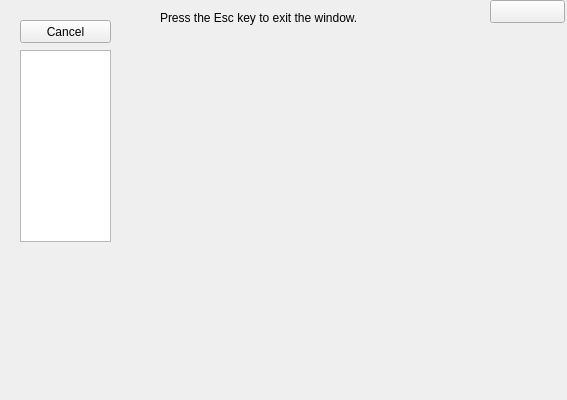
First picture: the form in example/MainWindowExample/ApplicationWidget.ui, repository czyt1988/SARibbon, before the edit.
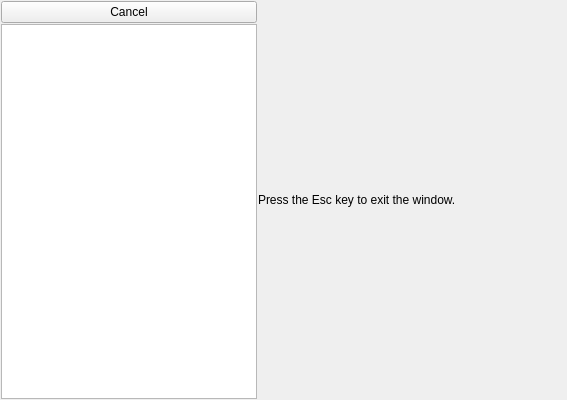
Second picture: the form after the edit. Icons and pictures are not drawn.

Commit message: MainWindow例子中添加ApplicationWidget例子

The edit to the form file:
```diff
--- a/example/MainWindowExample/ApplicationWidget.ui
+++ b/example/MainWindowExample/ApplicationWidget.ui
@@ -13,55 +13,88 @@
   <property name="windowTitle">
    <string>Form</string>
   </property>
-  <widget class="QPushButton" name="pushButton">
-   <property name="geometry">
-    <rect>
-     <x>20</x>
-     <y>20</y>
-     <width>91</width>
-     <height>23</height>
-    </rect>
+  <layout class="QHBoxLayout" name="horizontalLayout">
+   <property name="spacing">
+    <number>1</number>
    </property>
-   <property name="text">
-    <string>Cancel</string>
+   <property name="leftMargin">
+    <number>1</number>
    </property>
-  </widget>
-  <widget class="QLabel" name="label">
-   <property name="geometry">
-    <rect>
-     <x>160</x>
-     <y>10</y>
-     <width>251</width>
-     <height>16</height>
-    </rect>
+   <property name="topMargin">
+    <number>1</number>
    </property>
-   <property name="text">
-    <string>Press the Esc key to exit the window.</string>
+   <property name="rightMargin">
+    <number>1</number>
    </property>
-  </widget>
-  <widget class="QListView" name="listView">
-   <property name="geometry">
-    <rect>
-     <x>20</x>
-     <y>50</y>
-     <width>91</width>
-     <height>192</height>
-    </rect>
+   <property name="bottomMargin">
+    <number>1</number>
    </property>
-  </widget>
-  <widget class="QPushButton" name="pushButton_2">
-   <property name="geometry">
-    <rect>
-     <x>490</x>
-     <y>0</y>
-     <width>75</width>
-     <height>23</height>
-    </rect>
-   </property>
-   <property name="text">
-    <string/>
-   </property>
-  </widget>
+   <item>
+    <layout class="QVBoxLayout" name="verticalLayout">
+     <item>
+      <widget class="QPushButton" name="pushButtonCancel2">
+       <property name="text">
+        <string>Cancel</string>
+       </property>
+      </widget>
+     </item>
+     <item>
+      <widget class="QListView" name="listView">
+       <property name="sizePolicy">
+        <sizepolicy hsizetype="Preferred" vsizetype="Expanding">
+         <horstretch>0</horstretch>
+         <verstretch>0</verstretch>
+        </sizepolicy>
+       </property>
+      </widget>
+     </item>
+    </layout>
+   </item>
+   <item>
+    <widget class="QLabel" name="label">
+     <property name="sizePolicy">
+      <sizepolicy hsizetype="Expanding" vsizetype="Preferred">
+       <horstretch>0</horstretch>
+       <verstretch>0</verstretch>
+      </sizepolicy>
+     </property>
+     <property name="text">
+      <string>Press the Esc key to exit the window.</string>
+     </property>
+    </widget>
+   </item>
+   <item>
+    <layout class="QVBoxLayout" name="verticalLayout_2">
+     <item>
+      <widget class="QPushButton" name="pushButtonCancel">
+       <property name="text">
+        <string/>
+       </property>
+       <property name="icon">
+        <iconset resource="saribbonresouce.qrc">
+         <normaloff>:/icon/icon/delete.svg</normaloff>:/icon/icon/delete.svg</iconset>
+       </property>
+       <property name="flat">
+        <bool>true</bool>
+       </property>
+      </widget>
+     </item>
+     <item>
+      <spacer name="verticalSpacer">
+       <property name="orientation">
+        <enum>Qt::Vertical</enum>
+       </property>
+       <property name="sizeHint" stdset="0">
+        <size>
+         <width>20</width>
+         <height>40</height>
+        </size>
+       </property>
+      </spacer>
+     </item>
+    </layout>
+   </item>
+  </layout>
  </widget>
  <resources/>
  <connections/>
```
Left out of the diff: 39 changed lines with no effect on the pictures. The commit also changes 4 other files.
